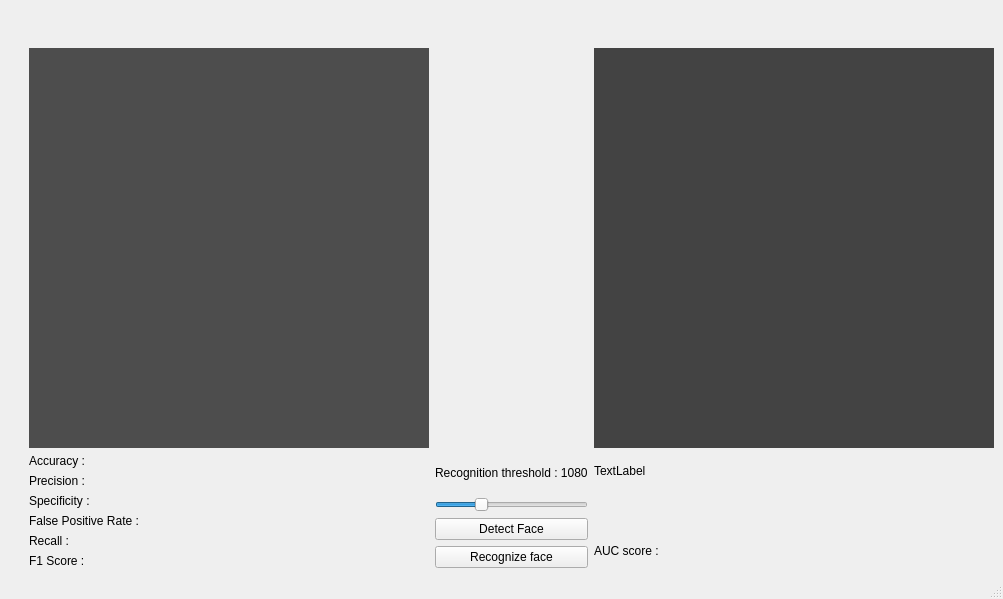
The window that main.ui (Muhannad159/Face-Detection-And-Recognition) describes before a commit, drawn with Qt 5.
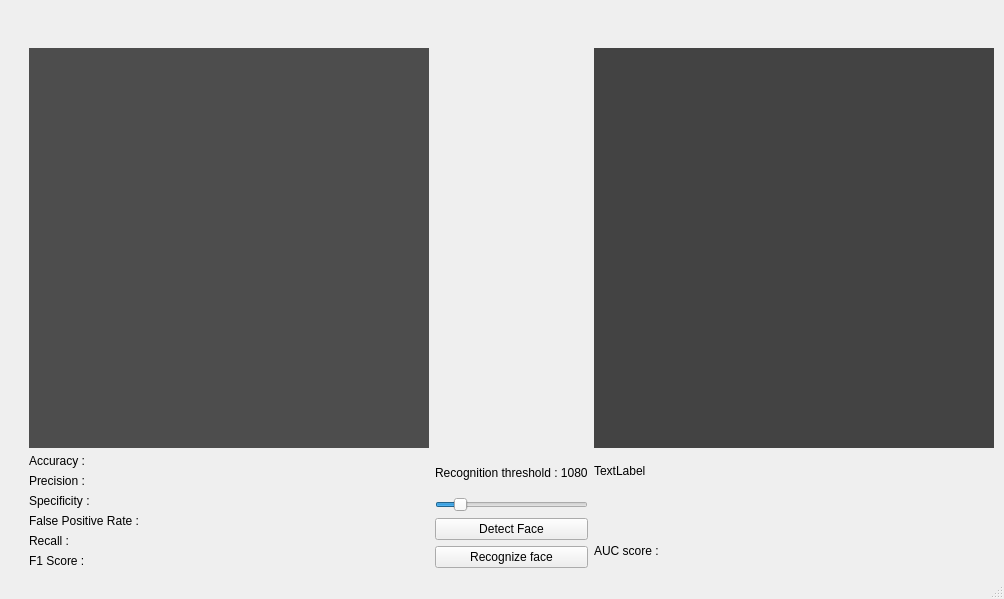
The same window after the commit.

The edit to the form file:
```diff
--- a/main.ui
+++ b/main.ui
@@ -6,7 +6,7 @@
    <rect>
     <x>0</x>
     <y>0</y>
-    <width>958</width>
+    <width>1004</width>
     <height>599</height>
    </rect>
   </property>
@@ -138,10 +138,10 @@
         <item>
          <widget class="QSlider" name="recog_slider">
           <property name="minimum">
-           <number>800</number>
+           <number>500</number>
           </property>
           <property name="maximum">
-           <number>1800</number>
+           <number>5000</number>
           </property>
           <property name="singleStep">
            <number>50</number>
```
Left out of the diff: 2 changed lines with no effect on the pictures.
